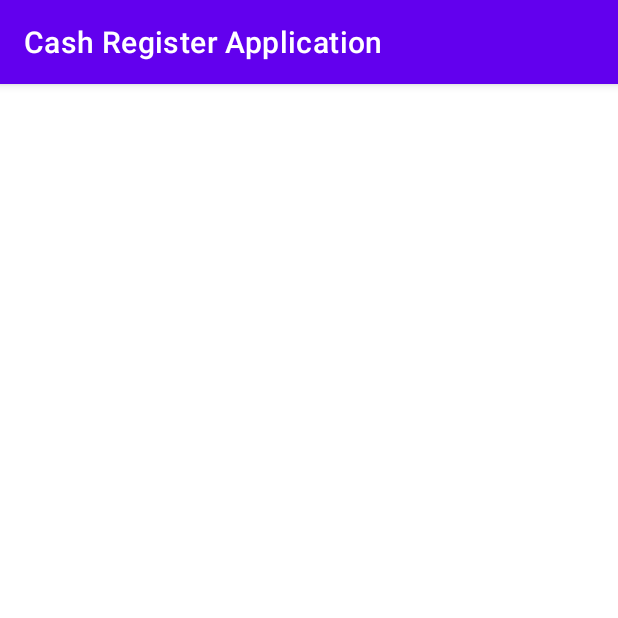
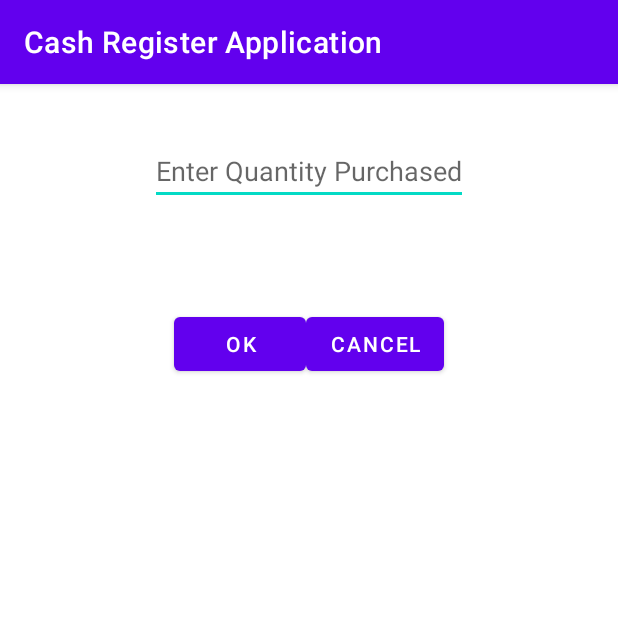
Before and after one commit to Dwrulesalot/Cash-Register-Application, an Android app: the RestockActivity screen opened directly, with no data from a screen before it, on a phone screen of 412 x 824 dp, the top half of it. Run offline under Robolectric (Android 15) with nearby library versions, the phone set to English and light mode, and no system bars.

Commit message:
Update activity_restock.xml

```diff
--- a/app/src/main/res/layout/activity_restock.xml
+++ b/app/src/main/res/layout/activity_restock.xml
@@ -6,8 +6,81 @@
     android:layout_height="match_parent"
     tools:context=".RestockActivity">
 
+    <androidx.constraintlayout.widget.Guideline
+        android:id="@+id/verticalGuideline1"
+        android:layout_width="wrap_content"
+        android:layout_height="wrap_content"
+
+        android:orientation="vertical"
+        app:layout_constraintGuide_percent=".3"
+        />
+
+    <androidx.constraintlayout.widget.Guideline
+        android:id="@+id/verticalGuideline2"
+        android:layout_width="wrap_content"
+        android:layout_height="wrap_content"
+
+        android:orientation="vertical"
+        app:layout_constraintGuide_percent=".7"
+        />
+
+
+    <androidx.constraintlayout.widget.Guideline
+        android:id="@+id/horizontalGuideline1"
+        android:layout_width="wrap_content"
+        android:layout_height="wrap_content"
+
+        android:orientation="horizontal"
+        app:layout_constraintGuide_percent=".15"
+        />
+
+    <androidx.constraintlayout.widget.Guideline
+        android:id="@+id/horizontalGuideline2"
+        android:layout_width="wrap_content"
+        android:layout_height="wrap_content"
+
+        android:orientation="horizontal"
+        app:layout_constraintGuide_percent=".3"
+        />
+
+    <EditText
+        android:id="@+id/restockQuantityUserInput"
+        android:layout_width="wrap_content"
+        android:layout_height="wrap_content"
+        android:hint="Enter Quantity Purchased"
+
+        app:layout_constraintLeft_toLeftOf="@id/verticalGuideline1"
+        app:layout_constraintRight_toRightOf="@id/verticalGuideline2"
+        app:layout_constraintTop_toTopOf="parent"
+        app:layout_constraintBottom_toBottomOf="@id/horizontalGuideline1"
+        />
+
+    <Button
+        android:id="@+id/restockOkButton"
+        android:layout_width="wrap_content"
+        android:layout_height="wrap_content"
+        android:text="OK"
+        app:layout_constraintLeft_toLeftOf="@id/verticalGuideline1"
+        app:layout_constraintTop_toTopOf="@id/horizontalGuideline1"
+        app:layout_constraintBottom_toBottomOf="@id/horizontalGuideline2"
+
+        app:layout_constraintRight_toLeftOf="@id/restockCancelButton"
+        />
+    <Button
+        android:id="@+id/restockCancelButton"
+        android:layout_width="wrap_content"
+        android:layout_height="wrap_content"
+        android:text="Cancel"
+        app:layout_constraintRight_toRightOf="@id/verticalGuideline2"
+        app:layout_constraintTop_toTopOf="@id/horizontalGuideline1"
+        app:layout_constraintBottom_toBottomOf="@id/horizontalGuideline2"
+
+        app:layout_constraintLeft_toRightOf="@id/restockOkButton"
+        />
+
     <!-- todo ListView of current Stock by adapter exactly like previously -->
-    <!-- is this context correct?-->
+    <!-- is this context correct?
+    I want this listview to be the same in two places-->
     <ListView
         tools:context=".RestockActivity"
         android:id="@+id/purchaseList"
@@ -15,6 +88,6 @@
         android:layout_height="wrap_content"
 
         app:layout_constraintEnd_toEndOf="parent"
-        app:layout_constraintTop_toTopOf="parent"/>
+        app:layout_constraintTop_toTopOf="@id/horizontalGuideline2"/>
 
 </androidx.constraintlayout.widget.ConstraintLayout>
```
